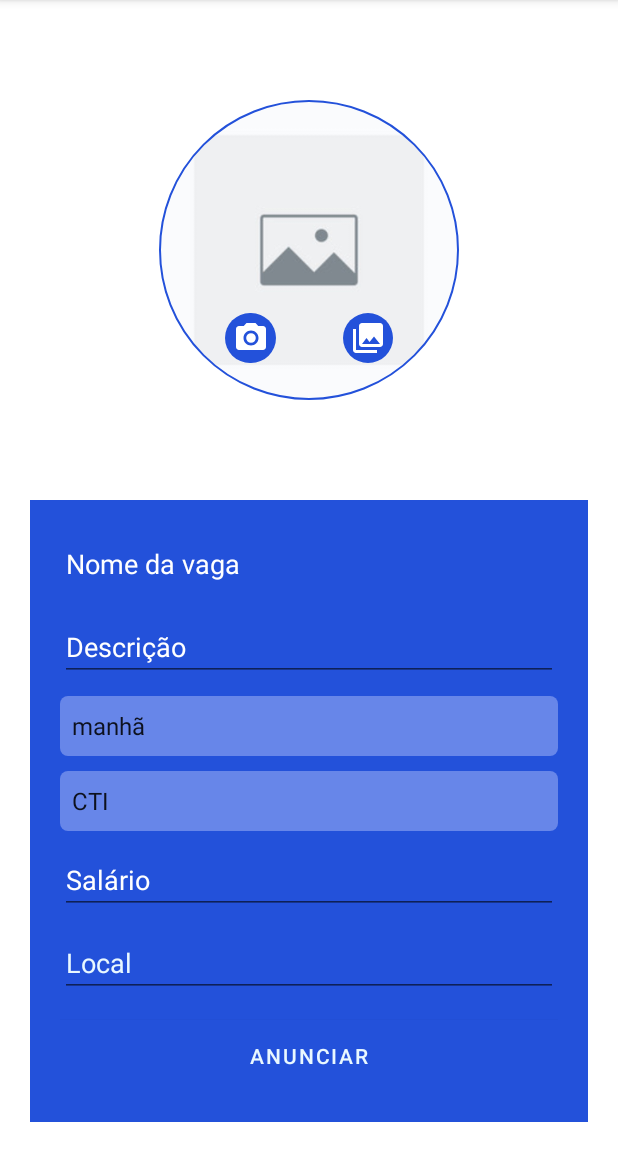
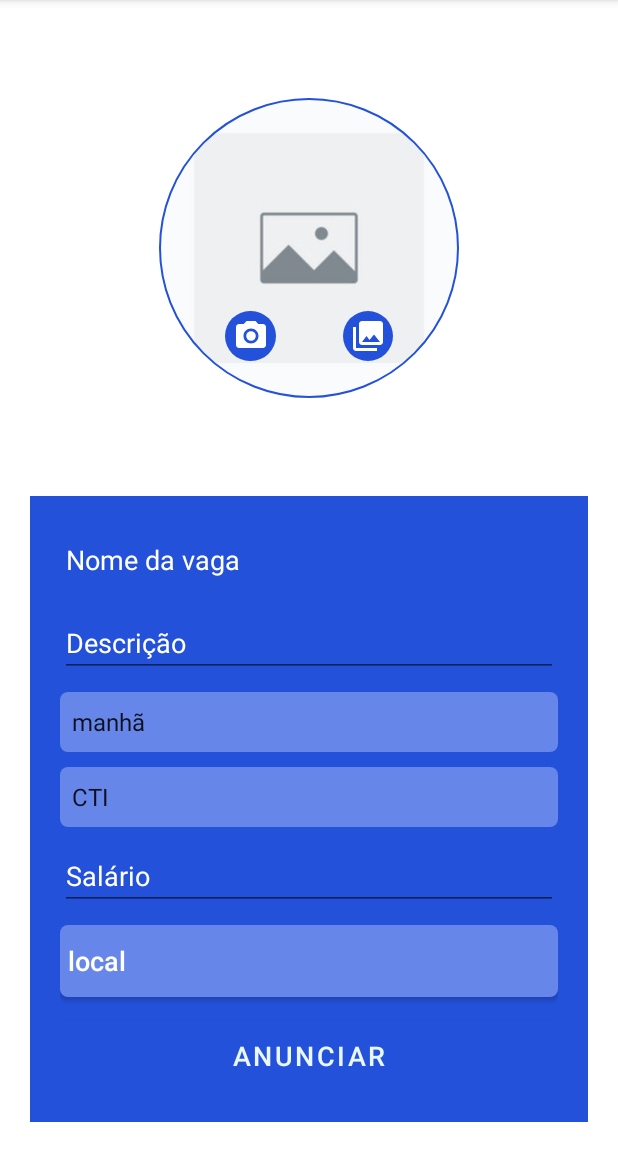
Before and after one commit to isaniovitor/citra_moblie, an Android app: the fragment AnnounceVacancyFragment shown on its own in the app's theme, on a phone screen of 412 x 824 dp, the part 84-1236 px from its top. Run offline under Robolectric (Android 15) with nearby library versions, the phone set to English and light mode, and no system bars; our stand-ins replace CircleImageView.

Commit message:
n lembro oq mudei

```diff
--- a/app/build.gradle
+++ b/app/build.gradle
@@ -42,6 +42,7 @@ dependencies {
     implementation 'androidx.navigation:navigation-fragment:2.3.5'
     implementation 'androidx.navigation:navigation-ui:2.3.5'
     implementation 'com.google.android.gms:play-services-maps:18.1.0'
+    implementation 'com.google.android.gms:play-services-location:20.0.0'
     testImplementation 'junit:junit:4.13.2'
     androidTestImplementation 'androidx.test.ext:junit:1.1.3'
     androidTestImplementation 'androidx.test.espresso:espresso-core:3.4.0'
--- a/app/src/main/AndroidManifest.xml
+++ b/app/src/main/AndroidManifest.xml
@@ -5,10 +5,10 @@
 
     <uses-permission android:name="android.permission.READ_EXTERNAL_STORAGE" />
     <uses-permission android:name="android.permission.CAMERA" />
+    <uses-permission android:name="android.permission.ACCESS_FINE_LOCATION" />
+    <uses-permission android:name="android.permission.ACCESS_COARSE_LOCATION" />
 
-    <uses-feature
-        android:name="android.hardware.camera2"
-        android:required="true" />
+    <uses-feature android:name="android.hardware.camera2" android:required="true" />
 
     <application
         android:allowBackup="true"
--- a/app/src/main/java/com/example/citra_moblie/ui/AnnounceVacancyFragment.java
+++ b/app/src/main/java/com/example/citra_moblie/ui/AnnounceVacancyFragment.java
@@ -3,8 +3,12 @@ package com.example.citra_moblie.ui;
 import android.Manifest;
 import android.app.Activity;
 import android.content.Intent;
+import android.content.pm.PackageManager;
 import android.graphics.Bitmap;
 import android.graphics.drawable.BitmapDrawable;
+import android.location.Address;
+import android.location.Geocoder;
+import android.location.Location;
 import android.net.Uri;
 import android.os.Bundle;
 
@@ -12,6 +16,9 @@ import androidx.activity.result.ActivityResult;
 import androidx.activity.result.ActivityResultCallback;
 import androidx.activity.result.ActivityResultLauncher;
 import androidx.activity.result.contract.ActivityResultContracts;
+import androidx.annotation.NonNull;
+import androidx.core.app.ActivityCompat;
+import androidx.core.content.ContextCompat;
 import androidx.fragment.app.Fragment;
 import androidx.fragment.app.FragmentTransaction;
 
@@ -33,8 +40,18 @@ import com.example.citra_moblie.dao.IVacancyDAO;
 import com.example.citra_moblie.dao.VacancyDAO;
 import com.example.citra_moblie.helper.Permission;
 import com.example.citra_moblie.model.Vacancy;
+import com.google.android.gms.location.FusedLocationProviderClient;
+import com.google.android.gms.location.LocationServices;
+import com.google.android.gms.tasks.OnSuccessListener;
+
+import java.io.IOException;
+import java.util.List;
+import java.util.Locale;
+
 
 public class AnnounceVacancyFragment extends Fragment {
+    FusedLocationProviderClient fusedLocationProviderClient;
+    private final static int REQUEST_CODE = 100;
     private TextView nameVacancyToCreate;
     private TextView descriptionVacancyToCreate;
     private Spinner shiftVacancyToCreate;
@@ -44,7 +61,9 @@ public class AnnounceVacancyFragment extends Fragment {
     private ImageView profileImage;
     private String[] necessaryPermissions = new String[]{
             Manifest.permission.READ_EXTERNAL_STORAGE,
-            Manifest.permission.CAMERA
+            Manifest.permission.CAMERA,
+            Manifest.permission.ACCESS_FINE_LOCATION,
+            Manifest.permission.ACCESS_COARSE_LOCATION
     };
 
     String[] shifts = new String[]{"manhã", "tarde", "noite"};
@@ -64,13 +83,24 @@ public class AnnounceVacancyFragment extends Fragment {
         shiftVacancyToCreate = view.findViewById(R.id.shiftSpinnertoCreate);
         typeHiringVacancyToCreate = view.findViewById(R.id.typeHiringVacancyToCreatee);
         salaryVacancyToCreate = view.findViewById(R.id.salaryVacancyToCreate);
+        Button vacancyLocation = view.findViewById(R.id.vacancyLocation);
         IVacancyDAO vacancyDAO = VacancyDAO.getInstance(getContext());
+
+        Permission.validatePermissions(necessaryPermissions, getActivity(), 1); // fazer codio Caso negada a permission
+        fusedLocationProviderClient = LocationServices.getFusedLocationProviderClient(getContext());
+
+        vacancyLocation.setOnClickListener(new View.OnClickListener() {
+            @Override
+            public void onClick(View view) {
+                getLocation();
+            }
+        });
 
         // spinners
         ArrayAdapter<String> spinnerAdapter = new ArrayAdapter<String>(
-                getContext(), android.R.layout.simple_spinner_item, shifts){
+                getContext(), android.R.layout.simple_spinner_item, shifts) {
             @Override
-            public boolean isEnabled(int position){
+            public boolean isEnabled(int position) {
                 return true;
             }
 
@@ -87,9 +117,9 @@ public class AnnounceVacancyFragment extends Fragment {
         shiftVacancyToCreate.setAdapter(spinnerAdapter);
 
         spinnerAdapter = new ArrayAdapter<String>(
-                getContext(), android.R.layout.simple_spinner_item, typesHiring){
+                getContext(), android.R.layout.simple_spinner_item, typesHiring) {
             @Override
-            public boolean isEnabled(int position){
+            public boolean isEnabled(int position) {
                 return true;
             }
 
@@ -105,7 +135,6 @@ public class AnnounceVacancyFragment extends Fragment {
         spinnerAdapter.setDropDownViewResource(android.R.layout.simple_spinner_dropdown_item);
         typeHiringVacancyToCreate.setAdapter(spinnerAdapter);
 
-        Permission.validatePermissions(necessaryPermissions, getActivity(), 1); // fazer codio Caso negada a permission
         ActivityResultLauncher<Intent> resultLauncher = registerForActivityResult(
                 new ActivityResultContracts.StartActivityForResult(),
                 new ActivityResultCallback<ActivityResult>() {
@@ -117,7 +146,7 @@ public class AnnounceVacancyFragment extends Fragment {
                             Bitmap image = null;
 
                             try {
-                                switch (IMAGE_ACTION_CODE){
+                                switch (IMAGE_ACTION_CODE) {
                                     case 1:
                                         image = (Bitmap) result.getData().getExtras().get("data");
                                         break;
@@ -127,8 +156,8 @@ public class AnnounceVacancyFragment extends Fragment {
                                         break;
                                 }
 
-                            }catch (Exception e){
-                                Toast.makeText(getContext(),"Erro ao acessar imagem!", Toast.LENGTH_SHORT).show();
+                            } catch (Exception e) {
+                                Toast.makeText(getContext(), "Erro ao acessar imagem!", Toast.LENGTH_SHORT).show();
                             }
 
                             if (image != null) {
@@ -138,6 +167,7 @@ public class AnnounceVacancyFragment extends Fragment {
                     }
                 });
 
+        //tirar
         camera.setOnClickListener(new View.OnClickListener() {
             @Override
             public void onClick(View view) {
@@ -166,22 +196,53 @@ public class AnnounceVacancyFragment extends Fragment {
                 Vacancy vacancy = new Vacancy(((BitmapDrawable) profileImage.getDrawable()).getBitmap(),
                         nameVacancyToCreate.getText().toString(), descriptionVacancyToCreate.getText().toString(),
                         shiftVacancyToCreate.getSelectedItem().toString(), typeHiringVacancyToCreate.getSelectedItem().toString(),
-                        salaryVacancyToCreate.getText().toString(),null,null,null);
+                        salaryVacancyToCreate.getText().toString(), null, null, null);
 
                 if (vacancyDAO.addVacancy(vacancy)) {
-                    Toast.makeText(getContext(),"Sucesso ao anunciar Vaga!", Toast.LENGTH_SHORT).show();
+                    Toast.makeText(getContext(), "Sucesso ao anunciar Vaga!", Toast.LENGTH_SHORT).show();
 
                     Fragment fragment = new UserCreatedVacancies();
                     FragmentTransaction transaction = getActivity().getSupportFragmentManager().beginTransaction();
                     transaction.replace(R.id.nav_host_fragment_content_home, fragment);
                     transaction.addToBackStack(null);
                     transaction.commit();
-                }else{
-                    Toast.makeText(getContext(),"Erro ao anunciar Vaga!", Toast.LENGTH_SHORT).show();
+                } else {
+                    Toast.makeText(getContext(), "Erro ao anunciar Vaga!", Toast.LENGTH_SHORT).show();
                 }
             }
         });
 
         return view;
     }
+
+    private void getLocation() {
+        if (ContextCompat.checkSelfPermission(getContext(), Manifest.permission.ACCESS_FINE_LOCATION) == PackageManager.PERMISSION_GRANTED) {
+            fusedLocationProviderClient.getLastLocation()
+                    .addOnSuccessListener(new OnSuccessListener<Location>() {
+                        @Override
+                        public void onSuccess(Location location) {
+                            System.out.println(location);
+                            // ativar localização
+                            if (location != null) {
+                                Geocoder geocoder = new Geocoder(getContext(), Locale.getDefault());
+                                List<Address> addresses;
+                                try {
+                                    addresses = geocoder.getFromLocation(location.getLatitude(), location.getLongitude(), 1);
+                                    Toast.makeText(getContext(),
+                                            "Lagitude:" + addresses.get(0).getLatitude() +
+                                                    "Longitude :" + addresses.get(0).getLongitude(),
+                                            Toast.LENGTH_SHORT).show();
+//                                    address.setText("Address :"+addresses.get(0).getAddressLine(0));
+//                                    city.setText("City :"+addresses.get(0).getLocality());
+//                                    country.setText("Country :"+addresses.get(0).getCountryName());
+                                } catch (IOException e) {
+                                    e.printStackTrace();
+                                }
+                            }else{
+                                Toast.makeText(getContext(), "Não foi possível obter a localização", Toast.LENGTH_SHORT).show();
+                            }
+                        }
+                    });
+        }
+    }
 }
--- a/app/src/main/res/layout/fragment_announce_vacancy.xml
+++ b/app/src/main/res/layout/fragment_announce_vacancy.xml
@@ -1,14 +1,14 @@
 <?xml version="1.0" encoding="utf-8"?>
-<ScrollView
-xmlns:android="http://schemas.android.com/apk/res/android"
-xmlns:app="http://schemas.android.com/apk/res-auto"
-xmlns:tools="http://schemas.android.com/tools"
-android:layout_width="match_parent"
-android:layout_height="match_parent"
-tools:layout_editor_absoluteX="1dp"
-tools:layout_editor_absoluteY="1dp"
-android:fillViewport="true"
-tools:context=".ui.AnnounceVacancyFragment">
+<ScrollView xmlns:android="http://schemas.android.com/apk/res/android"
+    xmlns:app="http://schemas.android.com/apk/res-auto"
+    xmlns:tools="http://schemas.android.com/tools"
+    android:layout_width="match_parent"
+    android:layout_height="match_parent"
+    android:fillViewport="true"
+    android:textAlignment="viewStart"
+    tools:context=".ui.AnnounceVacancyFragment"
+    tools:layout_editor_absoluteX="1dp"
+    tools:layout_editor_absoluteY="1dp">
 
     <androidx.constraintlayout.widget.ConstraintLayout
         android:id="@+id/text"
@@ -54,24 +54,6 @@ tools:context=".ui.AnnounceVacancyFragment">
             app:layout_constraintStart_toStartOf="@+id/guideline2">
 
             <EditText
-                android:id="@+id/registerUserRepeatPassword"
-                android:layout_width="match_parent"
-                android:layout_height="wrap_content"
-                android:layout_marginTop="10dp"
-                android:layout_marginBottom="15dp"
-                android:ems="10"
-                android:inputType="text"
-                android:shadowColor="@color/white"
-                android:text="Local"
-                android:textColor="@color/text"
-                android:textColorHighlight="@color/text"
-                android:textColorHint="@color/white"
-                app:layout_constraintBottom_toTopOf="@+id/announceVacancyButton"
-                app:layout_constraintTop_toBottomOf="@+id/salaryVacancyToCreate"
-                app:layout_constraintVertical_bias="0.0"
-                tools:layout_editor_absoluteX="20dp" />
-
-            <EditText
                 android:id="@+id/salaryVacancyToCreate"
                 android:layout_width="match_parent"
                 android:layout_height="wrap_content"
@@ -94,6 +76,7 @@ tools:context=".ui.AnnounceVacancyFragment">
                 android:background="@color/light_blue"
                 android:text="anunciar"
                 android:textColor="@color/text"
+                android:textSize="18sp"
                 android:translationZ="1000dp"
                 app:layout_constraintBottom_toBottomOf="parent"
                 tools:ignore="MissingConstraints"
@@ -148,6 +131,25 @@ tools:context=".ui.AnnounceVacancyFragment">
                 app:layout_constraintTop_toBottomOf="@+id/shiftSpinnertoCreate"
                 tools:layout_editor_absoluteX="45dp" />
 
+            <androidx.appcompat.widget.AppCompatButton
+                android:id="@+id/vacancyLocation"
+                android:layout_width="0dp"
+                android:layout_height="wrap_content"
+                android:layout_marginTop="10dp"
+                android:layout_marginBottom="15dp"
+                android:background="@drawable/filter_background"
+                android:paddingLeft="5dp"
+                android:text="local"
+                android:textAlignment="textStart"
+                android:textAllCaps="false"
+                android:textColor="@color/white"
+                android:textSize="18sp"
+                android:textStyle="normal"
+                app:layout_constraintBottom_toTopOf="@+id/announceVacancyButton"
+                app:layout_constraintEnd_toEndOf="parent"
+                app:layout_constraintStart_toStartOf="parent"
+                app:layout_constraintTop_toBottomOf="@+id/salaryVacancyToCreate" />
+
         </androidx.constraintlayout.widget.ConstraintLayout>
 
         <de.hdodenhof.circleimageview.CircleImageView
```
